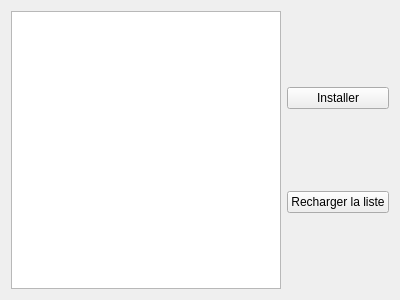
Before: the Qt Designer form oldinstall.ui in valentinos/ModMine, drawn with Qt 5.
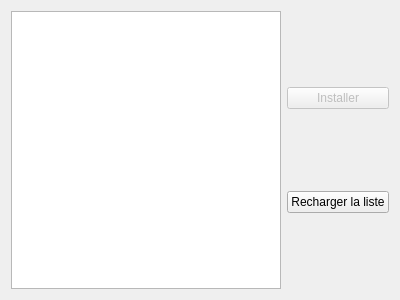
After: the same form once the commit is applied.

The edit to the form file:
```diff
--- a/oldinstall.ui
+++ b/oldinstall.ui
@@ -37,6 +37,9 @@
       <layout class="QVBoxLayout" name="verticalLayout_2">
        <item>
         <widget class="QPushButton" name="InstallButton">
+         <property name="enabled">
+          <bool>false</bool>
+         </property>
          <property name="text">
           <string>Installer</string>
          </property>
```
